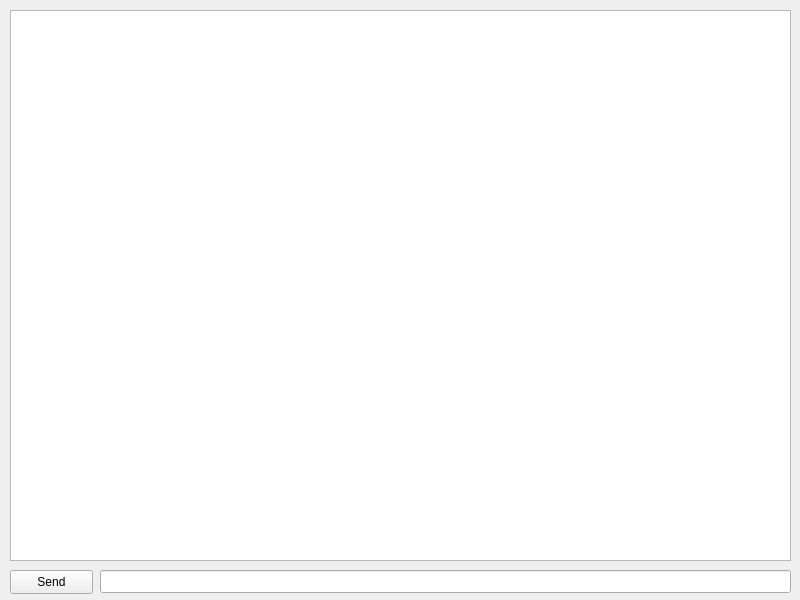
This is pigeonclient/pigeonclient_main.ui in anthes1s/pigeon as Qt 5 draws it before an edit. The edited form follows.
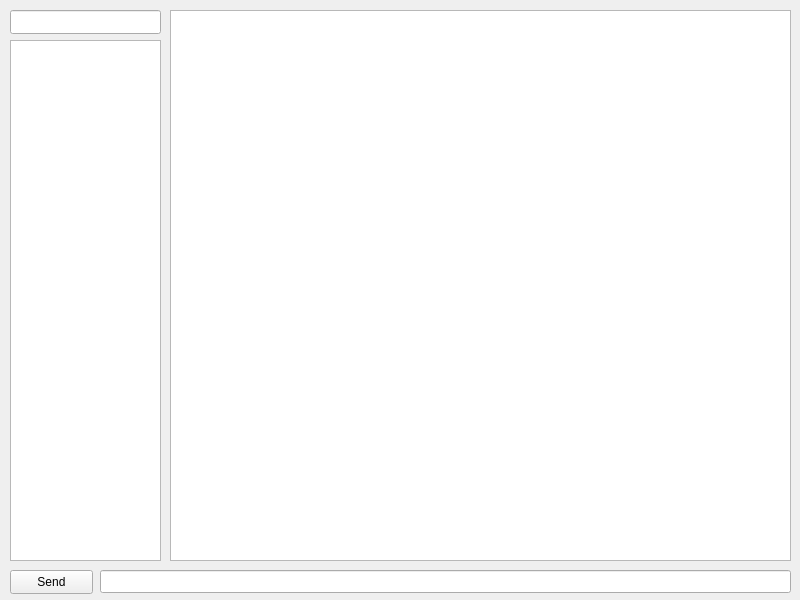
This is the edited form.

Commit message: implemented user search

```diff
--- a/pigeonclient/pigeonclient_main.ui
+++ b/pigeonclient/pigeonclient_main.ui
@@ -17,9 +17,9 @@
    <widget class="QTextEdit" name="teMessageBox">
     <property name="geometry">
      <rect>
-      <x>10</x>
+      <x>170</x>
       <y>10</y>
-      <width>781</width>
+      <width>621</width>
       <height>551</height>
      </rect>
     </property>
@@ -47,6 +47,26 @@
      </rect>
     </property>
    </widget>
+   <widget class="QLineEdit" name="leSearch">
+    <property name="geometry">
+     <rect>
+      <x>10</x>
+      <y>10</y>
+      <width>151</width>
+      <height>24</height>
+     </rect>
+    </property>
+   </widget>
+   <widget class="QListWidget" name="lwSearchResults">
+    <property name="geometry">
+     <rect>
+      <x>10</x>
+      <y>40</y>
+      <width>151</width>
+      <height>521</height>
+     </rect>
+    </property>
+   </widget>
   </widget>
  </widget>
  <resources/>
```
The commit also changes 9 other files.
